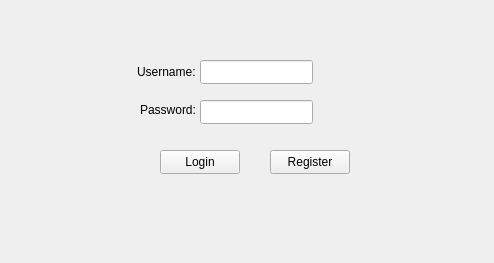
DavidMacovei/TheGame, file TheGame/TheGame_Client/LoginWidget.ui: the form before one commit.
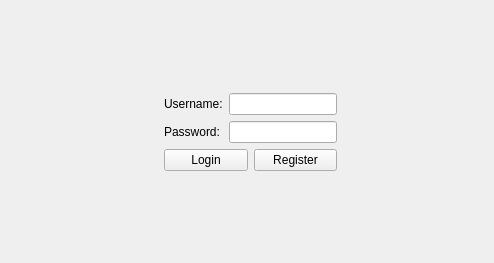
The form after the commit.

Commit message: Centered Login and Register Widgets

Patch:
```diff
--- a/TheGame/TheGame_Client/LoginWidget.ui
+++ b/TheGame/TheGame_Client/LoginWidget.ui
@@ -13,78 +13,117 @@
   <property name="windowTitle">
    <string>LoginWidget</string>
   </property>
-  <widget class="QLineEdit" name="usernameText">
-   <property name="geometry">
-    <rect>
-     <x>200</x>
-     <y>60</y>
-     <width>113</width>
-     <height>24</height>
-    </rect>
+  <layout class="QFormLayout" name="formLayout_2">
+   <property name="labelAlignment">
+    <set>Qt::AlignmentFlag::AlignCenter</set>
    </property>
-  </widget>
-  <widget class="QLineEdit" name="registerText">
-   <property name="geometry">
-    <rect>
-     <x>200</x>
-     <y>100</y>
-     <width>113</width>
-     <height>24</height>
-    </rect>
-   </property>
-  </widget>
-  <widget class="QPushButton" name="loginButton">
-   <property name="geometry">
-    <rect>
-     <x>160</x>
-     <y>150</y>
-     <width>80</width>
-     <height>24</height>
-    </rect>
-   </property>
-   <property name="text">
-    <string>Login</string>
-   </property>
-  </widget>
-  <widget class="QPushButton" name="registerButton">
-   <property name="geometry">
-    <rect>
-     <x>270</x>
-     <y>150</y>
-     <width>80</width>
-     <height>24</height>
-    </rect>
-   </property>
-   <property name="text">
-    <string>Register</string>
-   </property>
-  </widget>
-  <widget class="QLabel" name="labelUsername">
-   <property name="geometry">
-    <rect>
-     <x>137</x>
-     <y>61</y>
-     <width>81</width>
-     <height>21</height>
-    </rect>
-   </property>
-   <property name="text">
-    <string>Username:</string>
-   </property>
-  </widget>
-  <widget class="QLabel" name="labelPassword">
-   <property name="geometry">
-    <rect>
-     <x>140</x>
-     <y>100</y>
-     <width>61</width>
-     <height>20</height>
-    </rect>
-   </property>
-   <property name="text">
-    <string>Password:</string>
-   </property>
-  </widget>
+   <item row="0" column="1">
+    <widget class="QWidget" name="widget_2" native="true">
+     <layout class="QGridLayout" name="gridLayout">
+      <item row="0" column="1">
+       <widget class="QWidget" name="widget" native="true">
+        <layout class="QVBoxLayout" name="verticalLayout">
+         <item>
+          <spacer name="verticalSpacer">
+           <property name="orientation">
+            <enum>Qt::Orientation::Vertical</enum>
+           </property>
+           <property name="sizeHint" stdset="0">
+            <size>
+             <width>20</width>
+             <height>40</height>
+            </size>
+           </property>
+          </spacer>
+         </item>
+         <item>
+          <layout class="QGridLayout" name="gridLayout_2">
+           <item row="0" column="0">
+            <widget class="QLabel" name="labelUsername">
+             <property name="text">
+              <string>Username:</string>
+             </property>
+            </widget>
+           </item>
+           <item row="2" column="0">
+            <widget class="QLabel" name="labelPassword">
+             <property name="text">
+              <string>Password:</string>
+             </property>
+            </widget>
+           </item>
+           <item row="2" column="1">
+            <widget class="QLineEdit" name="registerText"/>
+           </item>
+           <item row="0" column="1">
+            <widget class="QLineEdit" name="usernameText"/>
+           </item>
+          </layout>
+         </item>
+         <item>
+          <layout class="QHBoxLayout" name="horizontalLayout">
+           <item>
+            <widget class="QPushButton" name="loginButton">
+             <property name="text">
+              <string>Login</string>
+             </property>
+            </widget>
+           </item>
+           <item>
+            <widget class="QPushButton" name="registerButton">
+             <property name="text">
+              <string>Register</string>
+             </property>
+            </widget>
+           </item>
+          </layout>
+         </item>
+         <item>
+          <spacer name="verticalSpacer_2">
+           <property name="orientation">
+            <enum>Qt::Orientation::Vertical</enum>
+           </property>
+           <property name="sizeHint" stdset="0">
+            <size>
+             <width>20</width>
+             <height>40</height>
+            </size>
+           </property>
+          </spacer>
+         </item>
+        </layout>
+       </widget>
+      </item>
+      <item row="0" column="0">
+       <spacer name="horizontalSpacer">
+        <property name="orientation">
+         <enum>Qt::Orientation::Horizontal</enum>
+        </property>
+        <property name="sizeHint" stdset="0">
+         <size>
+          <width>40</width>
+          <height>20</height>
+         </size>
+        </property>
+       </spacer>
+      </item>
+      <item row="0" column="2">
+       <spacer name="horizontalSpacer_2">
+        <property name="orientation">
+         <enum>Qt::Orientation::Horizontal</enum>
+        </property>
+        <property name="sizeHint" stdset="0">
+         <size>
+          <width>40</width>
+          <height>20</height>
+         </size>
+        </property>
+       </spacer>
+      </item>
+     </layout>
+    </widget>
+   </item>
+  </layout>
  </widget>
  <layoutdefault spacing="6" margin="11"/>
  <resources/>
```
The commit also changes 1 other file.
